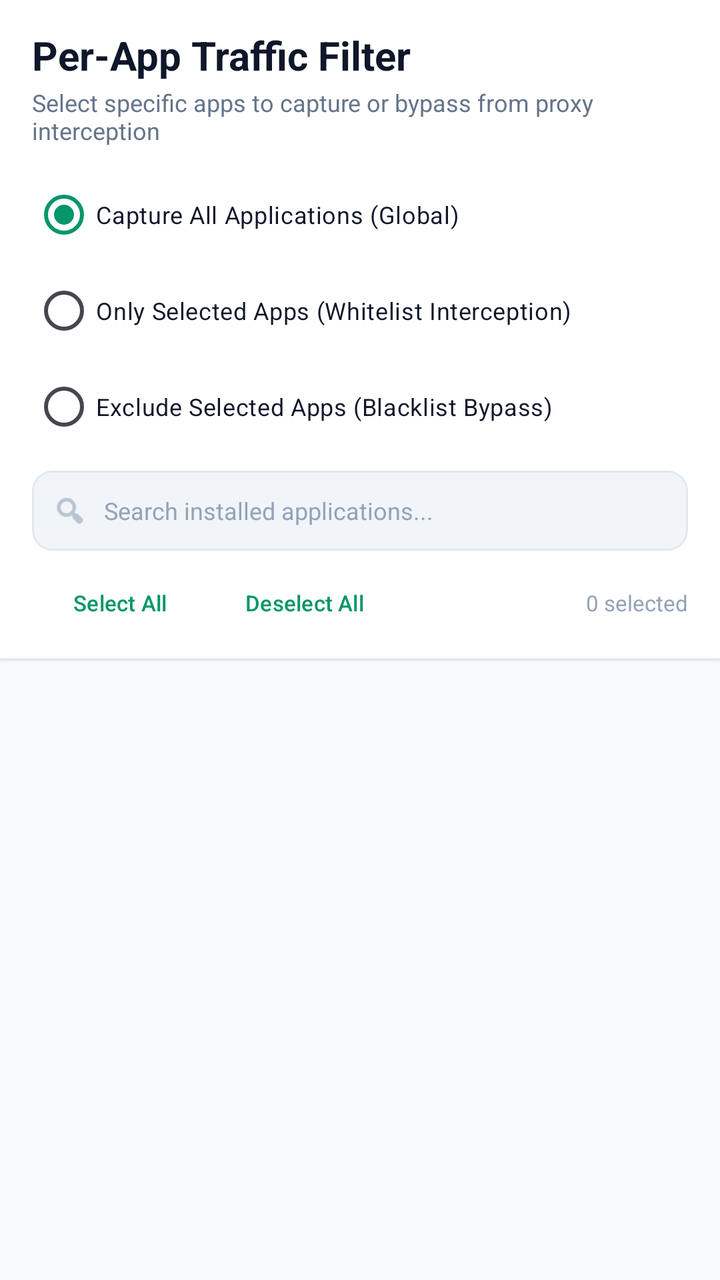
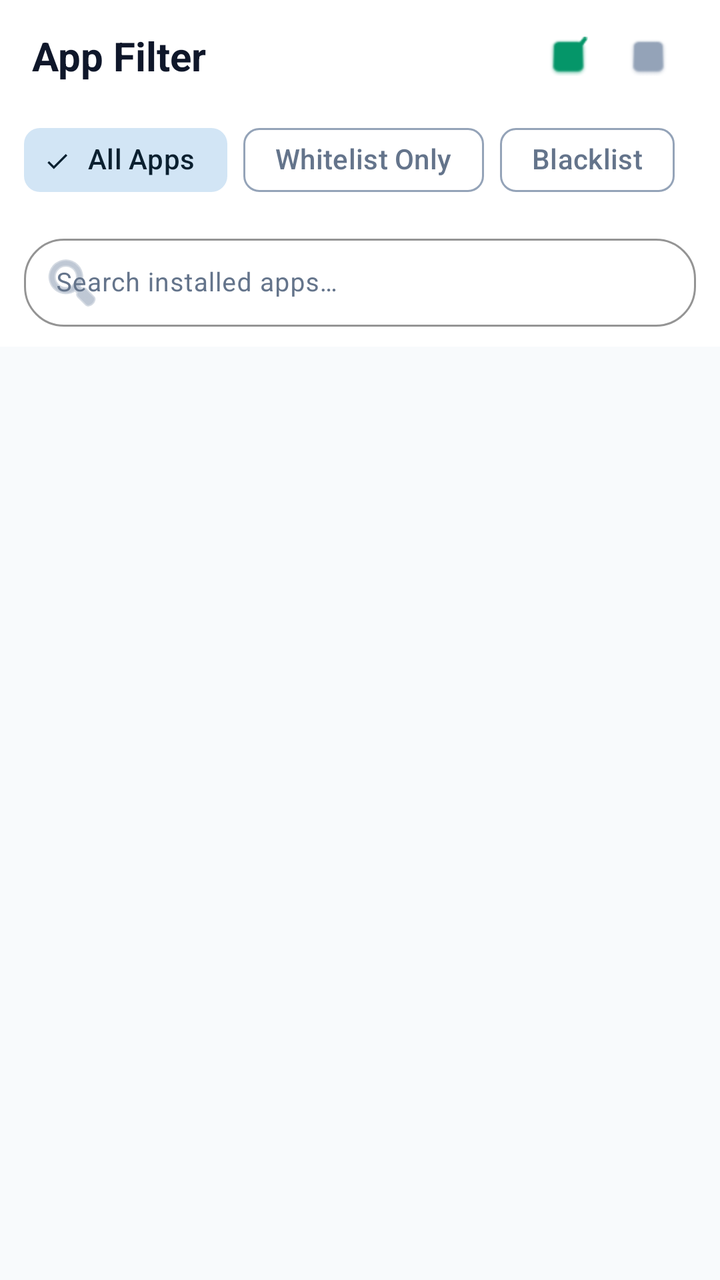

Screens rendered from an Android XML layout before and after an edit, with the pre-edit source and the edit as a unified diff.
<!-- AndroidManifest.xml: application theme Theme.Httpeek -->
<!-- res/layout/fragment_apps.xml -->
<?xml version="1.0" encoding="utf-8"?>
<LinearLayout xmlns:android="http://schemas.android.com/apk/res/android"
    xmlns:app="http://schemas.android.com/apk/res-auto"
    android:layout_width="match_parent"
    android:layout_height="match_parent"
    android:background="@color/background"
    android:orientation="vertical">

    
    <LinearLayout
        android:layout_width="match_parent"
        android:layout_height="wrap_content"
        android:background="@color/surface"
        android:elevation="1dp"
        android:orientation="vertical"
        android:paddingHorizontal="16dp"
        android:paddingTop="14dp"
        android:paddingBottom="10dp">

        <TextView
            android:layout_width="wrap_content"
            android:layout_height="wrap_content"
            android:text="Per-App Traffic Filter"
            android:textColor="@color/text_primary"
            android:textSize="20sp"
            android:textStyle="bold" />

        <TextView
            android:layout_width="wrap_content"
            android:layout_height="wrap_content"
            android:layout_marginTop="2dp"
            android:text="Select specific apps to capture or bypass from proxy interception"
            android:textColor="@color/text_secondary"
            android:textSize="12sp" />

        
        <RadioGroup
            android:id="@+id/radioGroupAppMode"
            android:layout_width="match_parent"
            android:layout_height="wrap_content"
            android:layout_marginTop="10dp"
            android:orientation="vertical">

            <RadioButton
                android:id="@+id/radioAllApps"
                android:layout_width="wrap_content"
                android:layout_height="wrap_content"
                android:checked="true"
                android:text="Capture All Applications (Global)"
                android:textColor="@color/text_primary"
                android:textSize="12sp" />

            <RadioButton
                android:id="@+id/radioOnlySelected"
                android:layout_width="wrap_content"
                android:layout_height="wrap_content"
                android:text="Only Selected Apps (Whitelist Interception)"
                android:textColor="@color/text_primary"
                android:textSize="12sp" />

            <RadioButton
                android:id="@+id/radioExcludeSelected"
                android:layout_width="wrap_content"
                android:layout_height="wrap_content"
                android:text="Exclude Selected Apps (Blacklist Bypass)"
                android:textColor="@color/text_primary"
                android:textSize="12sp" />
        </RadioGroup>

        
        <com.google.android.material.card.MaterialCardView
            android:layout_width="match_parent"
            android:layout_height="40dp"
            android:layout_marginTop="8dp"
            app:cardBackgroundColor="@color/surface_variant"
            app:cardCornerRadius="10dp"
            app:cardElevation="0dp"
            app:strokeColor="@color/divider"
            app:strokeWidth="1dp">

            <LinearLayout
                android:layout_width="match_parent"
                android:layout_height="match_parent"
                android:gravity="center_vertical"
                android:orientation="horizontal"
                android:paddingHorizontal="10dp">

                <ImageView
                    android:layout_width="18dp"
                    android:layout_height="18dp"
                    android:src="@android:drawable/ic_menu_search"
                    app:tint="@color/text_muted" />

                <EditText
                    android:id="@+id/etAppSearch"
                    android:layout_width="match_parent"
                    android:layout_height="match_parent"
                    android:layout_marginStart="8dp"
                    android:background="@null"
                    android:hint="Search installed applications..."
                    android:inputType="text"
                    android:textColor="@color/text_primary"
                    android:textColorHint="@color/text_muted"
                    android:textSize="12sp" />
            </LinearLayout>
        </com.google.android.material.card.MaterialCardView>

        
        <LinearLayout
            android:layout_width="match_parent"
            android:layout_height="wrap_content"
            android:layout_marginTop="8dp"
            android:gravity="center_vertical"
            android:orientation="horizontal">

            <com.google.android.material.button.MaterialButton
                android:id="@+id/btnSelectAllApps"
                style="@style/Widget.Material3.Button.TextButton"
                android:layout_width="wrap_content"
                android:layout_height="36dp"
                android:text="Select All"
                android:textSize="11sp" />

            <com.google.android.material.button.MaterialButton
                android:id="@+id/btnDeselectAllApps"
                style="@style/Widget.Material3.Button.TextButton"
                android:layout_width="wrap_content"
                android:layout_height="36dp"
                android:layout_marginStart="4dp"
                android:text="Deselect All"
                android:textSize="11sp" />

            <View
                android:layout_width="0dp"
                android:layout_height="1dp"
                android:layout_weight="1" />

            <TextView
                android:id="@+id/tvAppCount"
                android:layout_width="wrap_content"
                android:layout_height="wrap_content"
                android:text="0 selected"
                android:textColor="@color/text_muted"
                android:textSize="11sp" />
        </LinearLayout>
    </LinearLayout>

    <ProgressBar
        android:id="@+id/progressBarApps"
        android:layout_width="wrap_content"
        android:layout_height="wrap_content"
        android:layout_gravity="center"
        android:layout_margin="24dp"
        android:visibility="gone" />

    
    <androidx.recyclerview.widget.RecyclerView
        android:id="@+id/recyclerApps"
        android:layout_width="match_parent"
        android:layout_height="0dp"
        android:layout_weight="1"
        android:clipToPadding="false"
        android:paddingVertical="4dp" />

</LinearLayout>
<!-- resources referenced by this layout -->
<resources>
  <color name="divider">#E2E8F0</color>
  <color name="text_secondary">#64748B</color>
  <style name="Theme.Httpeek" parent="Theme.Material3.DayNight.NoActionBar">
          <item name="colorPrimary">@color/primary</item>
          <item name="colorPrimaryDark">@color/primary_dark</item>
          <item name="colorAccent">@color/accent</item>
          <item name="android:colorBackground">@color/background</item>
          <item name="colorSurface">@color/surface</item>
          <item name="colorSurfaceVariant">@color/surface_variant</item>
          <item name="android:statusBarColor">@color/surface</item>
          <item name="android:windowLightStatusBar">true</item>
          <item name="android:navigationBarColor">@color/surface</item>
          <item name="android:windowLightNavigationBar">true</item>
      </style>
  <color name="primary_dark">#047857</color>
  <color name="accent">#10B981</color>
  <!-- unchanged entries left out for length: 6 -->
</resources>

<!-- the commit's change to res/layout/fragment_apps.xml (unified diff, before → after) -->
@@ -1,165 +1,130 @@
 <?xml version="1.0" encoding="utf-8"?>
-<LinearLayout xmlns:android="http://schemas.android.com/apk/res/android"
+<LinearLayout
+    xmlns:android="http://schemas.android.com/apk/res/android"
     xmlns:app="http://schemas.android.com/apk/res-auto"
     android:layout_width="match_parent"
     android:layout_height="match_parent"
-    android:background="@color/background"
-    android:orientation="vertical">
+    android:orientation="vertical"
+    android:background="@color/background">
 
     
-    <LinearLayout
+    <com.google.android.material.appbar.AppBarLayout
         android:layout_width="match_parent"
         android:layout_height="wrap_content"
         android:background="@color/surface"
-        android:elevation="1dp"
-        android:orientation="vertical"
-        android:paddingHorizontal="16dp"
-        android:paddingTop="14dp"
-        android:paddingBottom="10dp">
+        app:elevation="0dp">
 
-        <TextView
-            android:layout_width="wrap_content"
-            android:layout_height="wrap_content"
-            android:text="Per-App Traffic Filter"
-            android:textColor="@color/text_primary"
-            android:textSize="20sp"
-            android:textStyle="bold" />
+        <LinearLayout
+            android:layout_width="match_parent"
+            android:layout_height="56dp"
+            android:gravity="center_vertical"
+            android:paddingHorizontal="16dp"
+            android:orientation="horizontal">
 
-        <TextView
-            android:layout_width="wrap_content"
-            android:layout_height="wrap_content"
-            android:layout_marginTop="2dp"
-            android:text="Select specific apps to capture or bypass from proxy interception"
-            android:textColor="@color/text_secondary"
-            android:textSize="12sp" />
+            <TextView
+                android:layout_width="0dp"
+                android:layout_height="wrap_content"
+                android:layout_weight="1"
+                android:text="App Filter"
+                android:textColor="@color/text_primary"
+                android:textSize="20sp"
+                android:textStyle="bold" />
+
+            <ImageButton
+                android:id="@+id/btnSelectAll"
+                android:layout_width="40dp"
+                android:layout_height="40dp"
+                android:background="?attr/selectableItemBackgroundBorderless"
+                android:src="@android:drawable/checkbox_on_background"
+                android:contentDescription="Select all"
+                app:tint="@color/primary" />
+
+            <ImageButton
+                android:id="@+id/btnDeselectAll"
+                android:layout_width="40dp"
+                android:layout_height="40dp"
+                android:background="?attr/selectableItemBackgroundBorderless"
+                android:src="@android:drawable/checkbox_off_background"
+                android:contentDescription="Deselect all"
+                app:tint="@color/text_muted" />
+        </LinearLayout>
 
         
-        <RadioGroup
-            android:id="@+id/radioGroupAppMode"
+        <HorizontalScrollView
             android:layout_width="match_parent"
             android:layout_height="wrap_content"
-            android:layout_marginTop="10dp"
-            android:orientation="vertical">
+            android:scrollbars="none"
+            android:paddingHorizontal="12dp"
+            android:paddingBottom="10dp">
 
-            <RadioButton
-                android:id="@+id/radioAllApps"
+            <com.google.android.material.chip.ChipGroup
+                android:id="@+id/chipGroupFilterMode"
                 android:layout_width="wrap_content"
                 android:layout_height="wrap_content"
-                android:checked="true"
-                android:text="Capture All Applications (Global)"
-                android:textColor="@color/text_primary"
-                android:textSize="12sp" />
+                app:singleSelection="true"
+                app:selectionRequired="true">
 
-            <RadioButton
-                android:id="@+id/radioOnlySelected"
-                android:layout_width="wrap_content"
-                android:layout_height="wrap_content"
-                android:text="Only Selected Apps (Whitelist Interception)"
-                android:textColor="@color/text_primary"
-                android:textSize="12sp" />
+                <com.google.android.material.chip.Chip
+                    android:id="@+id/chipAllApps"
+                    style="@style/Widget.Material3.Chip.Filter"
+                    android:layout_width="wrap_content"
+                    android:layout_height="wrap_content"
+                    android:text="All Apps"
+                    android:checked="true" />
 
-            <RadioButton
-                android:id="@+id/radioExcludeSelected"
-                android:layout_width="wrap_content"
-                android:layout_height="wrap_content"
-                android:text="Exclude Selected Apps (Blacklist Bypass)"
-                android:textColor="@color/text_primary"
-                android:textSize="12sp" />
-        </RadioGroup>
+                <com.google.android.material.chip.Chip
+                    android:id="@+id/chipWhitelist"
+                    style="@style/Widget.Material3.Chip.Filter"
+                    android:layout_width="wrap_content"
+                    android:layout_height="wrap_content"
+                    android:text="Whitelist Only" />
+
+                <com.google.android.material.chip.Chip
+                    android:id="@+id/chipBlacklist"
+                    style="@style/Widget.Material3.Chip.Filter"
+                    android:layout_width="wrap_content"
+                    android:layout_height="wrap_content"
+                    android:text="Blacklist" />
+            </com.google.android.material.chip.ChipGroup>
+        </HorizontalScrollView>
 
         
-        <com.google.android.material.card.MaterialCardView
-            android:layout_width="match_parent"
-            android:layout_height="40dp"
-            android:layout_marginTop="8dp"
-            app:cardBackgroundColor="@color/surface_variant"
-            app:cardCornerRadius="10dp"
-            app:cardElevation="0dp"
-            app:strokeColor="@color/divider"
-            app:strokeWidth="1dp">
-
-            <LinearLayout
-                android:layout_width="match_parent"
-                android:layout_height="match_parent"
-                android:gravity="center_vertical"
-                android:orientation="horizontal"
-                android:paddingHorizontal="10dp">
-
-                <ImageView
-                    android:layout_width="18dp"
-                    android:layout_height="18dp"
-                    android:src="@android:drawable/ic_menu_search"
-                    app:tint="@color/text_muted" />
-
-                <EditText
-                    android:id="@+id/etAppSearch"
-                    android:layout_width="match_parent"
-                    android:layout_height="match_parent"
-                    android:layout_marginStart="8dp"
-                    android:background="@null"
-                    android:hint="Search installed applications..."
-                    android:inputType="text"
-                    android:textColor="@color/text_primary"
-                    android:textColorHint="@color/text_muted"
-                    android:textSize="12sp" />
-            </LinearLayout>
-        </com.google.android.material.card.MaterialCardView>
-
-        
-        <LinearLayout
+        <com.google.android.material.textfield.TextInputLayout
             android:layout_width="match_parent"
             android:layout_height="wrap_content"
-            android:layout_marginTop="8dp"
-            android:gravity="center_vertical"
-            android:orientation="horizontal">
+            android:layout_marginHorizontal="12dp"
+            android:layout_marginBottom="10dp"
+            style="@style/Widget.Material3.TextInputLayout.OutlinedBox"
+            app:boxCornerRadiusBottomEnd="20dp"
+            app:boxCornerRadiusBottomStart="20dp"
+            app:boxCornerRadiusTopEnd="20dp"
+            app:boxCornerRadiusTopStart="20dp"
+            app:boxStrokeWidth="1dp"
+            app:boxStrokeColor="@color/outline_variant"
+            app:hintTextColor="@color/text_muted"
+            app:endIconMode="clear_text"
+            app:startIconDrawable="@android:drawable/ic_menu_search"
+            app:startIconTint="@color/text_muted">
 
-            <com.google.android.material.button.MaterialButton
-                android:id="@+id/btnSelectAllApps"
-                style="@style/Widget.Material3.Button.TextButton"
-                android:layout_width="wrap_content"
-                android:layout_height="36dp"
-                android:text="Select All"
-                android:textSize="11sp" />
+            <com.google.android.material.textfield.TextInputEditText
+                android:id="@+id/etAppSearch"
+                android:layout_width="match_parent"
+                android:layout_height="44dp"
+                android:hint="Search installed apps…"
+                android:inputType="text"
+                android:textSize="13sp" />
+        </com.google.android.material.textfield.TextInputLayout>
 
-            <com.google.android.material.button.MaterialButton
-                android:id="@+id/btnDeselectAllApps"
-                style="@style/Widget.Material3.Button.TextButton"
-                android:layout_width="wrap_content"
-                android:layout_height="36dp"
-                android:layout_marginStart="4dp"
-                android:text="Deselect All"
-                android:textSize="11sp" />
-
-            <View
-                android:layout_width="0dp"
-                android:layout_height="1dp"
-                android:layout_weight="1" />
-
-            <TextView
-                android:id="@+id/tvAppCount"
-                android:layout_width="wrap_content"
-                android:layout_height="wrap_content"
-                android:text="0 selected"
-                android:textColor="@color/text_muted"
-                android:textSize="11sp" />
-        </LinearLayout>
-    </LinearLayout>
-
-    <ProgressBar
-        android:id="@+id/progressBarApps"
-        android:layout_width="wrap_content"
-        android:layout_height="wrap_content"
-        android:layout_gravity="center"
-        android:layout_margin="24dp"
-        android:visibility="gone" />
+    </com.google.android.material.appbar.AppBarLayout>
 
     
     <androidx.recyclerview.widget.RecyclerView
-        android:id="@+id/recyclerApps"
+        android:id="@+id/rvApps"
         android:layout_width="match_parent"
         android:layout_height="0dp"
         android:layout_weight="1"
+        android:overScrollMode="never"
         android:clipToPadding="false"
-        android:paddingVertical="4dp" />
+        android:paddingVertical="6dp" />
 
 </LinearLayout>
<!-- resource entries referenced after the edit -->
@@ -1,21 +1,98 @@
 <!-- resources referenced by this layout -->
 <resources>
-  <color name="divider">#E2E8F0</color>
-  <color name="text_secondary">#64748B</color>
+  <color name="outline_variant">#E2E8F0</color>
   <style name="Theme.Httpeek" parent="Theme.Material3.DayNight.NoActionBar">
+          
           <item name="colorPrimary">@color/primary</item>
-          <item name="colorPrimaryDark">@color/primary_dark</item>
-          <item name="colorAccent">@color/accent</item>
+          <item name="colorOnPrimary">@color/on_primary</item>
+          <item name="colorPrimaryContainer">@color/primary_container</item>
+          <item name="colorOnPrimaryContainer">@color/on_primary_container</item>
+  
+          <item name="colorSecondary">@color/secondary</item>
+          <item name="colorOnSecondary">@color/on_secondary</item>
+          <item name="colorSecondaryContainer">@color/secondary_container</item>
+          <item name="colorOnSecondaryContainer">@color/on_secondary_container</item>
+  
+          <item name="colorTertiary">@color/tertiary</item>
+          <item name="colorOnTertiary">@color/on_tertiary</item>
+          <item name="colorTertiaryContainer">@color/tertiary_container</item>
+          <item name="colorOnTertiaryContainer">@color/on_tertiary_container</item>
+  
+          <item name="colorError">@color/error</item>
+          <item name="colorOnError">@color/on_error</item>
+          <item name="colorErrorContainer">@color/error_container</item>
+          <item name="colorOnErrorContainer">@color/on_error_container</item>
+  
           <item name="android:colorBackground">@color/background</item>
+          <item name="colorOnBackground">@color/on_background</item>
           <item name="colorSurface">@color/surface</item>
+          <item name="colorOnSurface">@color/on_surface</item>
           <item name="colorSurfaceVariant">@color/surface_variant</item>
-          <item name="android:statusBarColor">@color/surface</item>
+          <item name="colorOnSurfaceVariant">@color/on_surface_variant</item>
+          <item name="colorOutline">@color/outline</item>
+          <item name="colorOutlineVariant">@color/outline_variant</item>
+  
+          
+          <item name="android:statusBarColor">@android:color/transparent</item>
+          <item name="android:navigationBarColor">@android:color/transparent</item>
           <item name="android:windowLightStatusBar">true</item>
-          <item name="android:navigationBarColor">@color/surface</item>
           <item name="android:windowLightNavigationBar">true</item>
+  
+          
+          <item name="shapeAppearanceSmallComponent">@style/Shape.Httpeek.Small</item>
+          <item name="shapeAppearanceMediumComponent">@style/Shape.Httpeek.Medium</item>
+          <item name="shapeAppearanceLargeComponent">@style/Shape.Httpeek.Large</item>
+  
+          
+          <item name="textAppearanceDisplayLarge">@style/TextAppearance.Httpeek.DisplayLarge</item>
+          <item name="textAppearanceHeadlineMedium">@style/TextAppearance.Httpeek.HeadlineMedium</item>
+          <item name="textAppearanceTitleMedium">@style/TextAppearance.Httpeek.TitleMedium</item>
+          <item name="textAppearanceBodyMedium">@style/TextAppearance.Httpeek.BodyMedium</item>
+          <item name="textAppearanceLabelMedium">@style/TextAppearance.Httpeek.LabelMedium</item>
       </style>
-  <color name="primary_dark">#047857</color>
-  <color name="accent">#10B981</color>
+  <color name="on_primary">#FFFFFF</color>
+  <color name="primary_container">#CCFCE7</color>
+  <color name="on_primary_container">#00391E</color>
+  <color name="secondary">#4F6272</color>
+  <color name="on_secondary">#FFFFFF</color>
+  <color name="secondary_container">#D2E5F5</color>
+  <color name="on_secondary_container">#0B2030</color>
+  <color name="tertiary">#006876</color>
+  <color name="on_tertiary">#FFFFFF</color>
+  <color name="tertiary_container">#9EEFFD</color>
+  <color name="on_tertiary_container">#001F26</color>
+  <color name="error">#EF4444</color>
+  <color name="on_error">#FFFFFF</color>
+  <color name="error_container">#FFE4E6</color>
+  <color name="on_error_container">#7F1D1D</color>
+  <color name="on_background">#0F172A</color>
+  <color name="on_surface">#0F172A</color>
+  <color name="on_surface_variant">#64748B</color>
+  <color name="outline">#94A3B8</color>
+  <style name="Shape.Httpeek.Small" parent="ShapeAppearance.Material3.SmallComponent">
+          <item name="cornerSize">8dp</item>
+      </style>
+  <style name="Shape.Httpeek.Medium" parent="ShapeAppearance.Material3.MediumComponent">
+          <item name="cornerSize">16dp</item>
+      </style>
+  <style name="Shape.Httpeek.Large" parent="ShapeAppearance.Material3.LargeComponent">
+          <item name="cornerSize">24dp</item>
+      </style>
+  <style name="TextAppearance.Httpeek.DisplayLarge" parent="TextAppearance.Material3.DisplayLarge">
+          <item name="fontFamily">sans-serif-medium</item>
+      </style>
+  <style name="TextAppearance.Httpeek.HeadlineMedium" parent="TextAppearance.Material3.HeadlineMedium">
+          <item name="fontFamily">sans-serif-medium</item>
+      </style>
+  <style name="TextAppearance.Httpeek.TitleMedium" parent="TextAppearance.Material3.TitleMedium">
+          <item name="fontFamily">sans-serif-medium</item>
+      </style>
+  <style name="TextAppearance.Httpeek.BodyMedium" parent="TextAppearance.Material3.BodyMedium">
+          <item name="fontFamily">sans-serif</item>
+      </style>
+  <style name="TextAppearance.Httpeek.LabelMedium" parent="TextAppearance.Material3.LabelMedium">
+          <item name="fontFamily">sans-serif</item>
+      </style>
   <!-- unchanged entries left out for length: 6 -->
 </resources>
 
